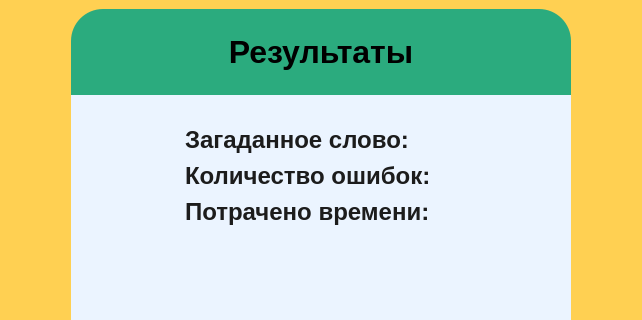
Qt form ui/resultPage.ui (Igor098/guess_word) before a commit; both pictures show x 192 to 834 and y 0 to 320 of the 1025 by 600 pixel window.
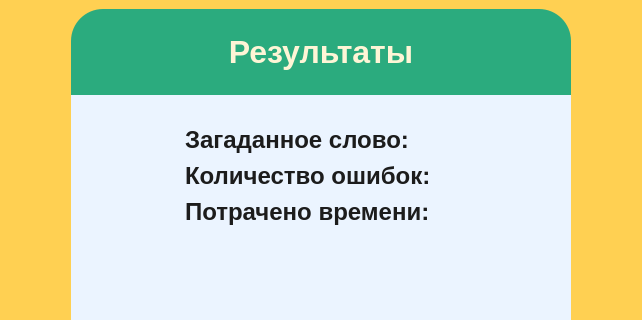
The same form after that commit.

```diff
--- a/ui/resultPage.ui
+++ b/ui/resultPage.ui
@@ -121,6 +121,7 @@
 	font-size: 32px ;
 	padding: 16px;
 	font-weight: 600;
+	color: #FEF5D6;
 }</string>
               </property>
               <property name="text">
```
